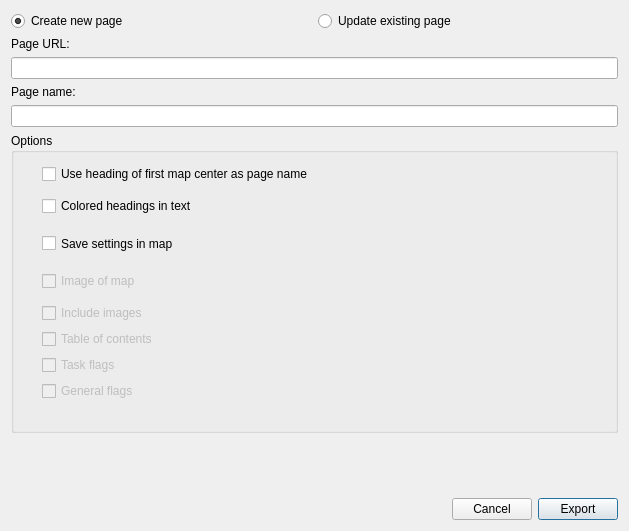
First picture: the form in forms/export-confluence-dialog.ui, repository insilmaril/vym, before the edit.
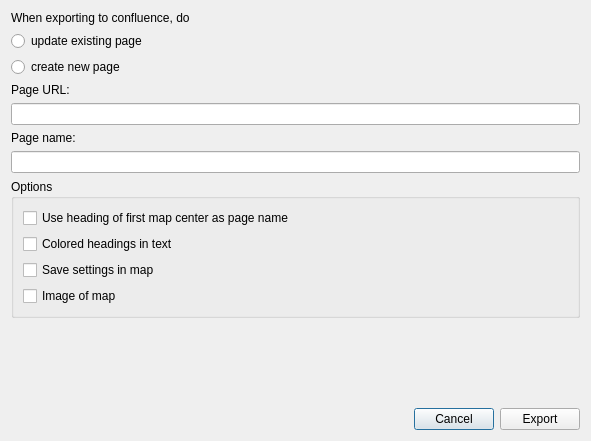
Second picture: the form after the edit.

Commit message: Bugfix: Fixed layout of dialog for Confluence export

```diff
--- a/forms/export-confluence-dialog.ui
+++ b/forms/export-confluence-dialog.ui
@@ -6,103 +6,50 @@
    <rect>
     <x>0</x>
     <y>0</y>
-    <width>629</width>
-    <height>531</height>
+    <width>591</width>
+    <height>441</height>
    </rect>
   </property>
-  <property name="sizePolicy">
-   <sizepolicy hsizetype="Preferred" vsizetype="Fixed">
-    <horstretch>0</horstretch>
-    <verstretch>0</verstretch>
-   </sizepolicy>
-  </property>
-  <property name="minimumSize">
-   <size>
-    <width>0</width>
-    <height>130</height>
-   </size>
-  </property>
   <property name="windowTitle">
    <string>Export Confluence</string>
   </property>
   <layout class="QVBoxLayout" name="verticalLayout_2">
    <item>
-    <layout class="QHBoxLayout" name="pageButtons">
-     <item>
-      <widget class="QRadioButton" name="createPageButton">
+    <widget class="QLabel" name="exportModeLabel">
        <property name="text">
-        <string>Create new page</string>
-       </property>
-       <property name="checked">
-        <bool>true</bool>
+      <string>When exporting to confluence, do</string>
        </property>
       </widget>
      </item>
      <item>
       <widget class="QRadioButton" name="updatePageButton">
        <property name="text">
-        <string>Update existing page</string>
-       </property>
-       <property name="checked">
-        <bool>false</bool>
-       </property>
-      </widget>
-     </item>
-    </layout>
+      <string>update existing page</string>
+     </property>
+     <attribute name="buttonGroup">
+      <string notr="true">buttonGroup</string>
+     </attribute>
+    </widget>
    </item>
    <item>
-    <layout class="QHBoxLayout">
-     <property name="spacing">
-      <number>6</number>
+    <widget class="QRadioButton" name="createPageButton">
+     <property name="text">
+      <string>create new page</string>
      </property>
-     <property name="leftMargin">
-      <number>0</number>
-     </property>
-     <property name="topMargin">
-      <number>0</number>
-     </property>
-     <property name="rightMargin">
-      <number>0</number>
-     </property>
-     <property name="bottomMargin">
-      <number>0</number>
-     </property>
+     <attribute name="buttonGroup">
+      <string notr="true">buttonGroup</string>
+     </attribute>
+    </widget>
+   </item>
      <item>
       <widget class="QLabel" name="URLLabel">
-       <property name="sizePolicy">
-        <sizepolicy hsizetype="Minimum" vsizetype="Preferred">
-         <horstretch>0</horstretch>
-         <verstretch>0</verstretch>
-        </sizepolicy>
-       </property>
-       <property name="minimumSize">
-        <size>
-         <width>125</width>
-         <height>0</height>
-        </size>
-       </property>
        <property name="text">
-        <string notr="true">Page URL:</string>
-       </property>
-      </widget>
-     </item>
-    </layout>
+      <string>Page URL:</string>
+     </property>
+    </widget>
    </item>
    <item>
-    <widget class="QLineEdit" name="lineEditURL">
-     <property name="sizePolicy">
-      <sizepolicy hsizetype="Expanding" vsizetype="Fixed">
-       <horstretch>0</horstretch>
-       <verstretch>0</verstretch>
-      </sizepolicy>
-     </property>
-     <property name="minimumSize">
-      <size>
-       <width>300</width>
-       <height>0</height>
-      </size>
-     </property>
-    </widget>
+    <widget class="QLineEdit" name="lineEditURL"/>
    </item>
    <item>
     <widget class="QLabel" name="pageNameLabel">
@@ -112,56 +59,16 @@
     </widget>
    </item>
    <item>
-    <widget class="QLineEdit" name="lineEditPageName">
-     <property name="enabled">
-      <bool>true</bool>
-     </property>
-    </widget>
+    <widget class="QLineEdit" name="lineEditPageName"/>
    </item>
    <item>
-    <widget class="QGroupBox" name="optionsGroupBox">
-     <property name="enabled">
-      <bool>true</bool>
-     </property>
-     <property name="sizePolicy">
-      <sizepolicy hsizetype="Preferred" vsizetype="MinimumExpanding">
-       <horstretch>0</horstretch>
-       <verstretch>0</verstretch>
-      </sizepolicy>
-     </property>
-     <property name="minimumSize">
-      <size>
-       <width>0</width>
-       <height>300</height>
-      </size>
-     </property>
-     <property name="maximumSize">
-      <size>
-       <width>16777215</width>
-       <height>16777214</height>
-      </size>
-     </property>
+    <widget class="QGroupBox" name="groupBox">
      <property name="title">
       <string>Options</string>
      </property>
-     <widget class="QWidget" name="layoutWidget">
-      <property name="geometry">
-       <rect>
-        <x>20</x>
-        <y>20</y>
-        <width>581</width>
-        <height>259</height>
-       </rect>
-      </property>
       <layout class="QVBoxLayout" name="verticalLayout">
-       <property name="sizeConstraint">
-        <enum>QLayout::SetMinimumSize</enum>
-       </property>
        <item>
         <widget class="QCheckBox" name="mapCenterToPageNameCheckBox">
-         <property name="enabled">
-          <bool>true</bool>
-         </property>
          <property name="text">
           <string>Use heading of first map center as page name</string>
          </property>
@@ -169,12 +76,6 @@
        </item>
        <item>
         <widget class="QCheckBox" name="textColorCheckBox">
-         <property name="sizePolicy">
-          <sizepolicy hsizetype="Minimum" vsizetype="Minimum">
-           <horstretch>0</horstretch>
-           <verstretch>0</verstretch>
-          </sizepolicy>
-         </property>
          <property name="text">
           <string>Colored headings in text</string>
          </property>
@@ -182,12 +83,6 @@
        </item>
        <item>
         <widget class="QCheckBox" name="saveSettingsInMapCheckBox">
-         <property name="sizePolicy">
-          <sizepolicy hsizetype="Minimum" vsizetype="Minimum">
-           <horstretch>0</horstretch>
-           <verstretch>0</verstretch>
-          </sizepolicy>
-         </property>
          <property name="text">
           <string>Save settings in map</string>
          </property>
@@ -195,62 +90,12 @@
        </item>
        <item>
         <widget class="QCheckBox" name="imageCheckBox">
-         <property name="enabled">
-          <bool>false</bool>
-         </property>
-         <property name="sizePolicy">
-          <sizepolicy hsizetype="Minimum" vsizetype="Minimum">
-           <horstretch>0</horstretch>
-           <verstretch>0</verstretch>
-          </sizepolicy>
-         </property>
          <property name="text">
           <string>Image of map</string>
          </property>
         </widget>
        </item>
-       <item>
-        <widget class="QCheckBox" name="includeImagesCheckBox">
-         <property name="enabled">
-          <bool>false</bool>
-         </property>
-         <property name="text">
-          <string>Include images</string>
-         </property>
-        </widget>
-       </item>
-       <item>
-        <widget class="QCheckBox" name="TOCCheckBox">
-         <property name="enabled">
-          <bool>false</bool>
-         </property>
-         <property name="text">
-          <string>Table of contents</string>
-         </property>
-        </widget>
-       </item>
-       <item>
-        <widget class="QCheckBox" name="taskFlagsCheckBox">
-         <property name="enabled">
-          <bool>false</bool>
-         </property>
-         <property name="text">
-          <string>Task flags</string>
-         </property>
-        </widget>
-       </item>
-       <item>
-        <widget class="QCheckBox" name="userFlagsCheckBox">
-         <property name="enabled">
-          <bool>false</bool>
-         </property>
-         <property name="text">
-          <string>General flags</string>
-         </property>
-        </widget>
-       </item>
-      </layout>
-     </widget>
+     </layout>
     </widget>
    </item>
    <item>
@@ -269,7 +114,7 @@
    <item>
     <layout class="QHBoxLayout" name="bottomButtons">
      <item>
-      <spacer>
+      <spacer name="spacer">
        <property name="orientation">
         <enum>Qt::Horizontal</enum>
        </property>
@@ -278,7 +123,7 @@
        </property>
        <property name="sizeHint" stdset="0">
         <size>
-         <width>61</width>
+         <width>258</width>
          <height>21</height>
         </size>
        </property>
@@ -296,20 +141,12 @@
        <property name="text">
         <string>Export</string>
        </property>
-       <property name="default">
-        <bool>true</bool>
-       </property>
       </widget>
      </item>
     </layout>
    </item>
   </layout>
  </widget>
- <layoutdefault spacing="6" margin="11"/>
- <includes>
-  <include location="local">src/xsltproc.h</include>
-  <include location="local">src/vymprocess.h</include>
- </includes>
  <resources/>
  <connections>
   <connection>
```
Left out of the diff: 47 changed lines with no effect on the pictures. Lines whose indentation alone changed are shown as unchanged. The commit also changes 3 other files.
